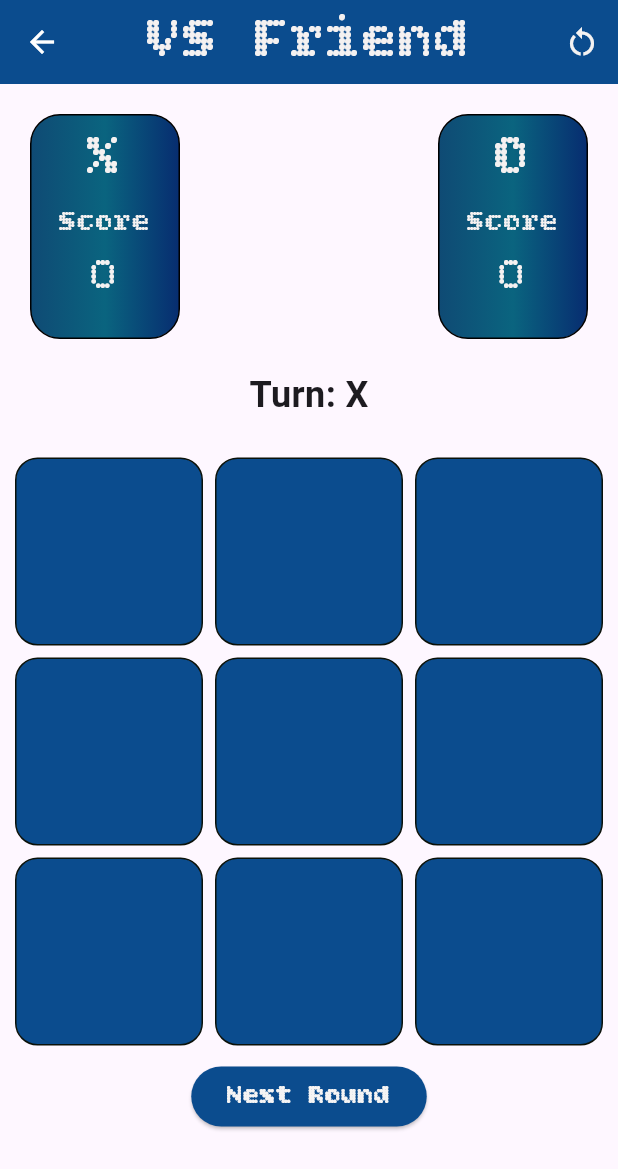
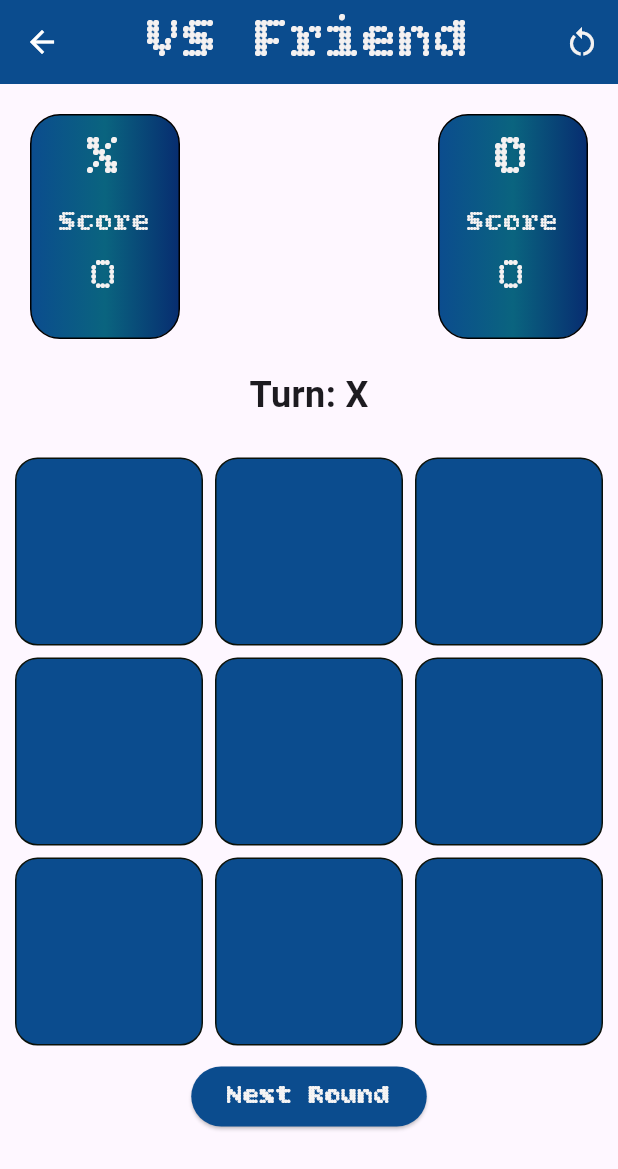
Before and after one commit to Rwan-hossam/HackerRank, a Flutter app: the PlayerVsPlayerView screen opened directly, on a phone screen of 412 x 824 dp. Shown: the top 1169 px of the screen. Run offline on Flutter 3.47's test engine with Material 3 defaults, Android fonts, the phone set to English and light mode, and no system bars; our stand-ins replace flutter_screenutil.

Commit message:
first commit

```diff
--- a/lib/Views.dart/playVSComputerView.dart
+++ b/lib/Views.dart/playVSComputerView.dart
@@ -50,7 +50,7 @@ class _PlayvscomputerviewState extends State<Playvscomputerview> {
                   decoration: BoxDecoration(
                     gradient: LinearGradient(
                       colors: [
-                        Color.fromARGB(255, 15, 74, 116),
+                        const Color.fromARGB(255, 11, 76, 142),
                         Color.fromARGB(255, 10, 100, 127),
                         Color.fromARGB(255, 7, 44, 112),
                       ],
@@ -100,7 +100,7 @@ class _PlayvscomputerviewState extends State<Playvscomputerview> {
                   decoration: BoxDecoration(
                     gradient: LinearGradient(
                       colors: [
-                        Color.fromARGB(255, 15, 74, 116),
+                        const Color.fromARGB(255, 11, 76, 142),
                         Color.fromARGB(255, 10, 100, 127),
                         Color.fromARGB(255, 7, 44, 112),
                       ],
--- a/lib/Views.dart/playVSPlayerView.dart
+++ b/lib/Views.dart/playVSPlayerView.dart
@@ -49,7 +49,7 @@ class _PlayerVsPlayerViewState extends State<PlayerVsPlayerView> {
                   decoration: BoxDecoration(
                     gradient: LinearGradient(
                       colors: [
-                        Color.fromARGB(255, 15, 74, 116),
+                        const Color.fromARGB(255, 11, 76, 142),
                         Color.fromARGB(255, 10, 100, 127),
                         Color.fromARGB(255, 7, 44, 112),
                       ],
@@ -99,7 +99,7 @@ class _PlayerVsPlayerViewState extends State<PlayerVsPlayerView> {
                   decoration: BoxDecoration(
                     gradient: LinearGradient(
                       colors: [
-                        Color.fromARGB(255, 15, 74, 116),
+                        const Color.fromARGB(255, 11, 76, 142),
                         Color.fromARGB(255, 10, 100, 127),
                         Color.fromARGB(255, 7, 44, 112),
                       ],
```
